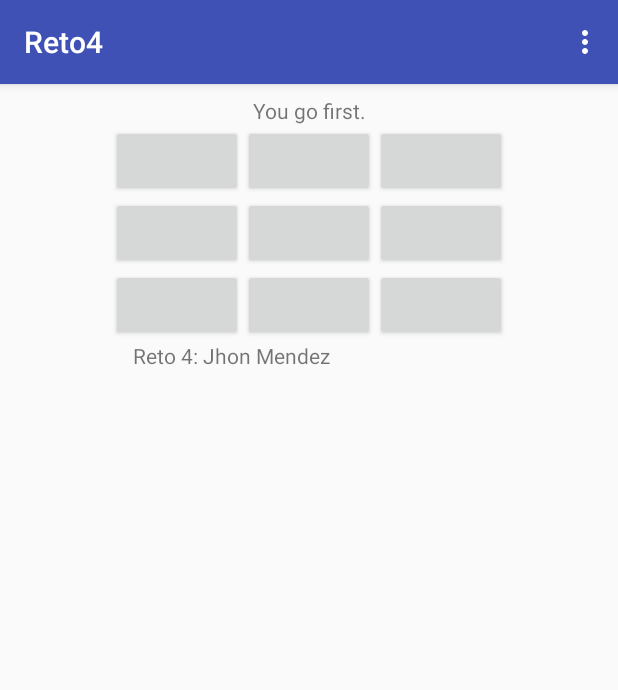
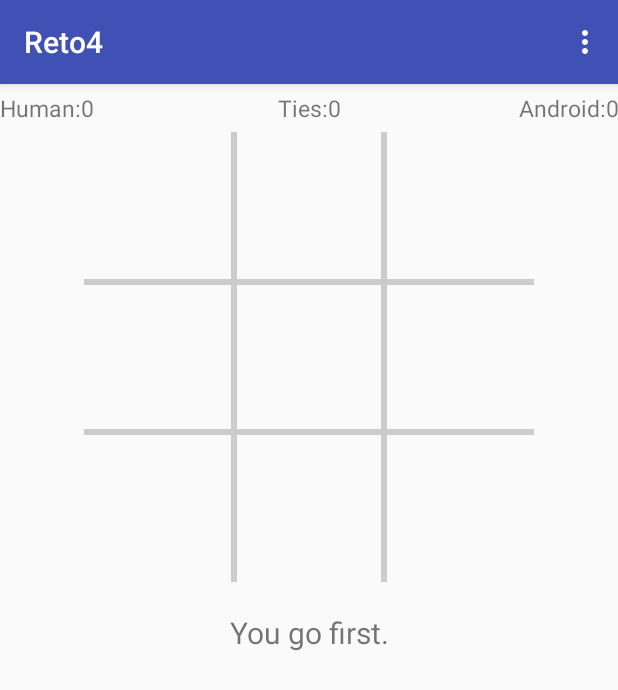
Before and after one commit to jhonmendex/Android1-Triki, an Android app: the screen it shows after launch (MainActivity), on a phone screen of 412 x 824 dp. Shown: the top 690 px of the screen. Run offline under Robolectric (Android 15) with nearby library versions, the phone set to English and light mode, and no system bars.

Commit message:
version estable con dibujo de canvas

```diff
--- /dev/null
+++ b/app/src/main/java/triki/jhonmendez/com/reto4/BoardView.java
@@ -0,0 +1,102 @@
+package triki.jhonmendez.com.reto4;
+
+import android.content.Context;
+import android.graphics.Bitmap;
+import android.graphics.BitmapFactory;
+import android.graphics.Canvas;
+import android.graphics.Color;
+import android.graphics.Paint;
+import android.graphics.Rect;
+import android.util.AttributeSet;
+import android.view.View;
+
+
+public class BoardView extends View{
+    public static final int GRID_WIDTH = 6;
+
+    private Bitmap mHumanBitmap;
+    private Bitmap mComputerBitmap;
+
+    private Paint mPaint;
+
+    private TicTacToeGame mGame;
+
+    public void setGame(TicTacToeGame game) {
+        mGame = game;
+    }
+
+    public void initialize() {
+        mHumanBitmap = BitmapFactory.decodeResource(getResources(), R.drawable.x_img);
+        mComputerBitmap = BitmapFactory.decodeResource(getResources(), R.drawable.o_img);
+        mPaint=new Paint(Paint.ANTI_ALIAS_FLAG);
+    }
+
+    public BoardView(Context context) {
+        super(context);
+        initialize();
+    }
+
+    public BoardView(Context context, AttributeSet attrs, int defStyle) {
+        super(context, attrs, defStyle);
+        initialize();
+    }
+
+    public BoardView(Context context, AttributeSet attrs) {
+        super(context, attrs);
+        initialize();
+    }
+
+    @Override
+    public void onDraw(Canvas canvas) {
+        super.onDraw(canvas);
+
+        // Determine the width and height of the View
+        int boardWidth = getWidth();
+        int boardHeight = getHeight();
+
+        // Make thick, light gray lines
+        mPaint.setColor(Color.LTGRAY);
+        mPaint.setStrokeWidth(GRID_WIDTH);
+
+        // Draw the two vertical board lines
+        int cellWidth = boardWidth/ 3;
+        canvas.drawLine(cellWidth, 0, cellWidth, boardHeight, mPaint);
+        canvas.drawLine(cellWidth * 2, 0, cellWidth * 2, boardHeight, mPaint);
+
+        //Draw the two horizontal board lines
+        canvas.drawLine(0, cellWidth, boardWidth, cellWidth, mPaint);
+        canvas.drawLine(0, cellWidth*2, boardWidth, cellWidth*2, mPaint);
+
+        // Draw all the X and O images
+        for (int i = 0; i<TicTacToeGame.BOARD_SIZE; i++) {
+            int col = i % 3;
+            int row = i / 3;
+
+            // Define the boundaries of a destination rectangle for the image
+            int left = cellWidth*col;
+            int top = cellWidth*row;
+            int right = cellWidth+(cellWidth*col);
+            int bottom = cellWidth+(cellWidth*row);
+
+            if (mGame != null && mGame.getBoardOccupant(i) == TicTacToeGame.HUMAN_PLAYER) {
+                canvas.drawBitmap(mHumanBitmap,
+                        null,  // src
+                        new Rect(left, top, right, bottom),  // dest
+                        null);
+            }else if (mGame != null&& mGame.getBoardOccupant(i) == TicTacToeGame.COMPUTER_PLAYER) {
+                canvas.drawBitmap(mComputerBitmap,
+                        null,  // src
+                        new Rect(left, top, right, bottom),  // dest
+                        null);
+            }
+        }
+    }
+
+    public int getBoardCellWidth() {
+        return getWidth() / 3;
+    }
+
+    public int getBoardCellHeight() {
+        return getHeight() / 3;
+    }
+}
--- a/app/src/main/java/triki/jhonmendez/com/reto4/MainActivity.java
+++ b/app/src/main/java/triki/jhonmendez/com/reto4/MainActivity.java
@@ -15,6 +15,8 @@ import android.view.View;
 import android.widget.Button;
 import android.widget.TextView;
 import android.widget.Toast;
+import android.view.View.OnTouchListener;
+import android.view.MotionEvent;
 
 public class MainActivity extends AppCompatActivity {
 
@@ -24,7 +26,7 @@ public class MainActivity extends AppCompatActivity {
     static final int DIALOG_ABOUT_ID = 2;
 
     // Represents the internal state of the game
-    private TicTacToeGame mGame;
+    private static TicTacToeGame mGame;
 
     // Buttons making up the board
     private Button mBoardButtons[];
@@ -32,35 +34,58 @@ public class MainActivity extends AppCompatActivity {
     // Various text displayed
     private TextView mInfoTextView;
 
+    //  reto 5
+    private static BoardView mBoardView;
+    private boolean mGameOver;
+    int selected;
+    static TextView mHuman_win;
+    static TextView mComputer_win;
+    static TextView mTie;
+    static int nHumanWin;
+    static int nComputerWin;
+    static int nTie;
+    private boolean turn;
+
     @Override
     protected void onCreate(Bundle savedInstanceState) {
         super.onCreate(savedInstanceState);
         setContentView(R.layout.activity_main);
+        mGame = new TicTacToeGame();
+        mBoardView = (BoardView) findViewById(R.id.board);
+        mBoardView.setGame(mGame);
+        mBoardView.setOnTouchListener(mTouchListener);
+        mInfoTextView = (TextView) findViewById(R.id.information);
+        mHuman_win = (TextView) findViewById(R.id.human);
+        mComputer_win = (TextView) findViewById(R.id.computer);
+        mTie = (TextView) findViewById(R.id.tie);
 
-        mBoardButtons = new Button[TicTacToeGame.BOARD_SIZE];
-        mBoardButtons[0] = (Button) findViewById(R.id.one);
-        mBoardButtons[1] = (Button) findViewById(R.id.two);
-        mBoardButtons[2] = (Button) findViewById(R.id.three);
-        mBoardButtons[3] = (Button) findViewById(R.id.four);
-        mBoardButtons[4] = (Button) findViewById(R.id.five);
-        mBoardButtons[5] = (Button) findViewById(R.id.six);
-        mBoardButtons[6] = (Button) findViewById(R.id.seven);
-        mBoardButtons[7] = (Button) findViewById(R.id.eight);
-        mBoardButtons[8] = (Button) findViewById(R.id.nine);
+        nComputerWin = 0;
+        nHumanWin = 0;
+        nTie = 0;
 
-        mInfoTextView = (TextView) findViewById(R.id.information);
+        mGameOver = false;
+        turn = true;
+        selected = 2;
 
-        mGame = new TicTacToeGame();
+
+
         startNewGame();
 
-//        final Button button = findViewById(R.id.new_game);
-//        button.setOnClickListener(new View.OnClickListener() {
-//            public void onClick(View v) {
-//                startNewGame();
-//            }
-//        });
+
     }
 
+    // Listen for touches on the board
+    private OnTouchListener mTouchListener = new OnTouchListener() {
+        public boolean onTouch(View v, MotionEvent event) {
+            // Determine which cell was touched
+            int col = (int) event.getX() / mBoardView.getBoardCellWidth();
+            int row = (int) event.getY() / mBoardView.getBoardCellHeight();
+            int pos = row * 3 + col;
+
+
+            return false;
+        }
+    };
 
     @Override
     public boolean onCreateOptionsMenu(Menu menu) {
@@ -93,13 +118,8 @@ public class MainActivity extends AppCompatActivity {
     private void startNewGame() {
 
         mGame.clearBoard();
+        mBoardView.invalidate();
 
-        // Reset all buttons
-        for (int i = 0; i < mBoardButtons.length; i++) {
-            mBoardButtons[i].setText("");
-            mBoardButtons[i].setEnabled(true);
-            mBoardButtons[i].setOnClickListener(new ButtonClickListener(i));
-        }
 
         // Human goes first
         mInfoTextView.setText("You go first.");
@@ -161,15 +181,13 @@ public class MainActivity extends AppCompatActivity {
         return dialog;
     }
 
-    private void setMove(char player, int location) {
+    private static boolean setMove(char player, int location) {
 
-        //mGame.setMove(player, location);
-        mBoardButtons[location].setEnabled(false);
-        mBoardButtons[location].setText(String.valueOf(player));
-        if (player == TicTacToeGame.HUMAN_PLAYER)
-            mBoardButtons[location].setTextColor(Color.rgb(0, 200, 0));
-        else
-            mBoardButtons[location].setTextColor(Color.rgb(200, 0, 0));
+        boolean move_done = mGame.setMove(player, location);
+        if(move_done){
+            mBoardView.invalidate();
+        }
+        return move_done;
     }
 
     // Handles clicks on the game board buttons
--- a/app/src/main/java/triki/jhonmendez/com/reto4/TicTacToeGame.java
+++ b/app/src/main/java/triki/jhonmendez/com/reto4/TicTacToeGame.java
@@ -9,7 +9,7 @@ public class TicTacToeGame {
     // Characters used to represent the human, computer, and open spots
     public static final char HUMAN_PLAYER = 'X';
     public static final char COMPUTER_PLAYER = 'O';
-
+    public static final	char OPEN_SPOT	= '	';
 
     // The computer's difficulty levels
     public enum DifficultyLevel {Easy, Harder, Expert};
@@ -196,11 +196,25 @@ return move;
 
     }
 
+    public char getBoardOccupant(int i) {
+        return mBoard[i];
+    }
+
     /** Set the given player at the given location on the game board.
      *  The location must be available, or the board will not be changed.
      *
      * @param player - The HUMAN_PLAYER or COMPUTER_PLAYER
      * @param location - The location (0-8) to place the move
      */
-    // public void setMove(char player, int location){}
+     public boolean setMove(char player, int location){
+             if(mBoard[location]==OPEN_SPOT){
+                 if(player == HUMAN_PLAYER){
+                     mBoard[location]=HUMAN_PLAYER;
+                 }else{
+                     mBoard[location]=COMPUTER_PLAYER;
+                 }
+                 return true;
+             }
+             return false;
+     }
 }
--- a/app/src/main/res/layout/activity_main.xml
+++ b/app/src/main/res/layout/activity_main.xml
@@ -6,113 +6,59 @@
     android:layout_height="match_parent"
     tools:context=".MainActivity">
 
-    <LinearLayout
-        android:layout_width="368dp"
-        android:layout_height="495dp"
-        android:layout_marginEnd="8dp"
-        android:layout_marginLeft="8dp"
-        android:layout_marginRight="8dp"
-        android:layout_marginStart="8dp"
-        android:layout_marginTop="8dp"
-        android:gravity="top"
-        android:orientation="vertical"
-        app:layout_constraintEnd_toEndOf="parent"
-        app:layout_constraintStart_toStartOf="parent"
-        app:layout_constraintTop_toTopOf="parent">
+
+    <LinearLayout xmlns:android="http://schemas.android.com/apk/res/android"
+        android:layout_width="fill_parent"
+        android:layout_height="fill_parent"
+        android:gravity="center_horizontal"
+        android:orientation="vertical" >
+
+        <RelativeLayout
+            android:layout_width="match_parent"
+            android:layout_height="wrap_content" >
+
+            <TextView
+                android:id="@+id/human"
+                android:layout_width="fill_parent"
+                android:layout_height="wrap_content"
+                android:layout_marginTop="5dp"
+                android:gravity="left"
+                android:text="Human:0"
+                android:textSize="15dp" />
+
+            <TextView
+                android:id="@+id/tie"
+                android:layout_width="fill_parent"
+                android:layout_height="wrap_content"
+                android:layout_marginTop="5dp"
+                android:gravity="center_horizontal"
+                android:text="Ties:0"
+                android:textSize="15dp" />
+
+            <TextView
+                android:id="@+id/computer"
+                android:layout_width="fill_parent"
+                android:layout_height="wrap_content"
+                android:layout_marginTop="5dp"
+                android:gravity="right"
+                android:text="Android:0"
+                android:textSize="15dp" />
+        </RelativeLayout>
+
+        <triki.jhonmendez.com.reto4.BoardView
+            android:id="@+id/board"
+            android:layout_width="300dp"
+            android:layout_height="300dp"
+            android:layout_marginTop="5dp" />
 
         <TextView
             android:id="@+id/information"
-            android:layout_width="match_parent"
+            android:layout_width="fill_parent"
             android:layout_height="wrap_content"
-            android:text="Info"
-            android:textAlignment="center"/>
-
-        <TableLayout
-            android:layout_width="match_parent"
-            android:layout_height="match_parent">
-
-            <TableRow
-                android:layout_width="319dp"
-                android:layout_height="match_parent"
-                android:gravity="center_horizontal">
-
-                <Button
-                    android:id="@+id/one"
-                    android:layout_width="wrap_content"
-                    android:layout_height="wrap_content"
-                    android:text="1" />
-
-                <Button
-                    android:id="@+id/two"
-                    android:layout_width="wrap_content"
-                    android:layout_height="wrap_content"
-                    android:text="2" />
-
-                <Button
-                    android:id="@+id/three"
-                    android:layout_width="wrap_content"
-                    android:layout_height="wrap_content"
-                    android:text="3" />
-            </TableRow>
-
-            <TableRow
-                android:layout_width="match_parent"
-                android:layout_height="match_parent"
-                android:gravity="center_horizontal">
-
-                <Button
-                    android:id="@+id/four"
-                    android:layout_width="wrap_content"
-                    android:layout_height="wrap_content"
-                    android:text="4" />
-
-                <Button
-                    android:id="@+id/five"
-                    android:layout_width="wrap_content"
-                    android:layout_height="wrap_content"
-                    android:text="5" />
-
-                <Button
-                    android:id="@+id/six"
-                    android:layout_width="wrap_content"
-                    android:layout_height="wrap_content"
-                    android:text="6" />
-            </TableRow>
-
-            <TableRow
-                android:layout_width="match_parent"
-                android:layout_height="match_parent"
-                android:gravity="center_horizontal">
-
-                <Button
-                    android:id="@+id/seven"
-                    android:layout_width="wrap_content"
-                    android:layout_height="wrap_content"
-                    android:text="7" />
-
-                <Button
-                    android:id="@+id/eight"
-                    android:layout_width="wrap_content"
-                    android:layout_height="wrap_content"
-                    android:text="8" />
-
-                <Button
-                    android:id="@+id/nine"
-                    android:layout_width="wrap_content"
-                    android:layout_height="wrap_content"
-                    android:text="9" />
-            </TableRow>
-            <TableRow>
-                <TextView
-                    android:id="@+id/textView"
-                    android:layout_width="wrap_content"
-                    android:layout_height="wrap_content"
-                    android:text="Reto 4: Jhon Mendez"
-                    android:textAlignment="center"
-                    android:layout_span="3"/>
-            </TableRow>
-        </TableLayout>
-
+            android:layout_marginTop="20dp"
+            android:gravity="center_horizontal"
+            android:text="info"
+            android:textSize="20dp" />
 
     </LinearLayout>
 
```
Also changed, not shown: 2 other files.
